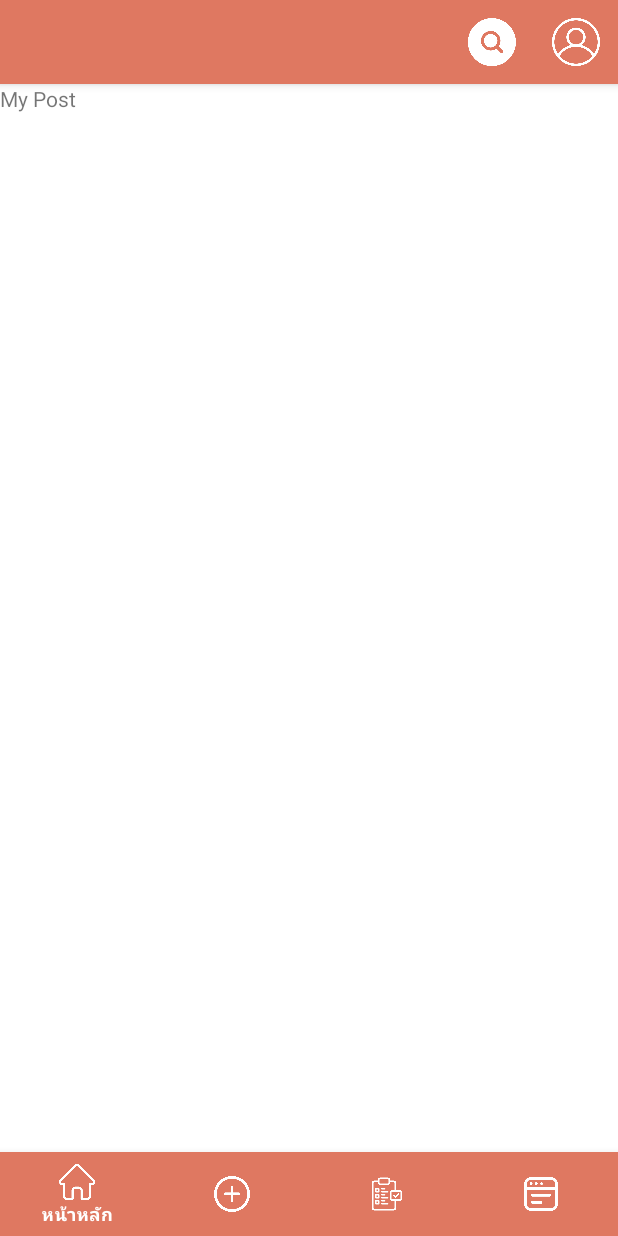
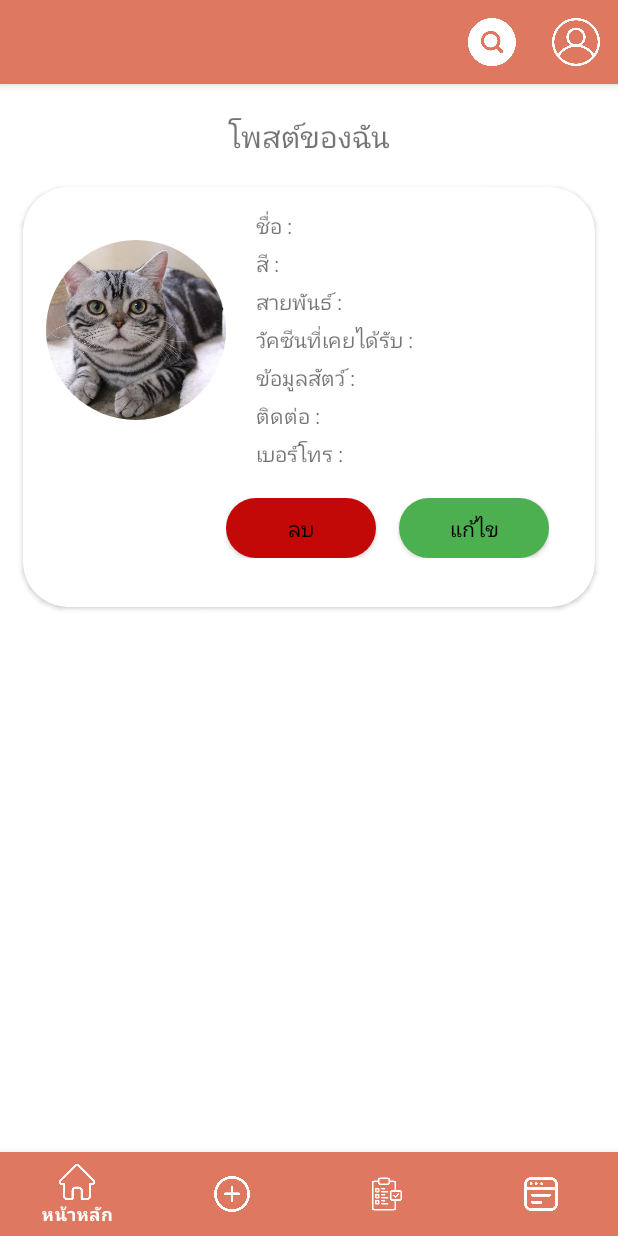
Before and after one commit to chaiyodcymg/koltin_mobile, an Android app: the fragment MyPostFragment placed in its activity, on a phone screen of 412 x 824 dp. Run offline under Robolectric (Android 15) with nearby library versions, the phone set to English and light mode, and no system bars; our stand-ins replace CircleImageView; pictures from the network do not load.

Commit message:
my post page

```diff
--- a/app/build.gradle
+++ b/app/build.gradle
@@ -45,6 +45,9 @@ dependencies {
     androidTestImplementation 'androidx.test.ext:junit:1.1.3'
     androidTestImplementation 'androidx.test.espresso:espresso-core:3.4.0'
 
+    //cardview
+    implementation "androidx.cardview:cardview:1.0.0"
+
     //ดึง API
     implementation 'com.squareup.retrofit2:retrofit:2.9.0'
     implementation 'com.squareup.retrofit2:converter-gson:2.9.0'
--- a/app/src/main/java/com/pac/kotlin_mobile/URL.kt
+++ b/app/src/main/java/com/pac/kotlin_mobile/URL.kt
@@ -1,5 +1,5 @@
 package com.pac.kotlin_mobile
 
 object URL {
-    var URL_API: String = "https://eb9f-202-12-97-145.jp.ngrok.io/"
+    var URL_API: String = "https://500d-202-28-118-92.jp.ngrok.io/"
 }
--- /dev/null
+++ b/app/src/main/res/drawable/round_green.xml
@@ -0,0 +1,6 @@
+<?xml version="1.0" encoding="utf-8"?>
+<shape xmlns:android="http://schemas.android.com/apk/res/android"
+    android:shape="rectangle">
+    <solid android:color="#4CAF50" />
+    <corners android:radius="20dp" />
+</shape>
--- /dev/null
+++ b/app/src/main/res/drawable/round_outline.xml
@@ -0,0 +1,6 @@
+<?xml version="1.0" encoding="utf-8"?>
+<shape xmlns:android="http://schemas.android.com/apk/res/android"
+    android:shape="rectangle">
+    <solid android:color="#C30808" />
+    <corners android:radius="20dp" />
+</shape>
--- a/app/src/main/res/layout/fragment_my_post.xml
+++ b/app/src/main/res/layout/fragment_my_post.xml
@@ -5,10 +5,130 @@
     android:layout_height="match_parent"
     tools:context=".MyPostFragment">
 
+<RelativeLayout
+    android:layout_width="match_parent"
+    android:layout_height="match_parent">
+    <TextView
+        android:id="@+id/myposttext"
+        android:layout_width="wrap_content"
+        android:layout_height="wrap_content"
+        android:text="โพสต์ของฉัน"
+        android:layout_centerHorizontal="true"
+        android:textSize="20sp"
+        android:layout_marginTop="20dp"
+        />
+    <androidx.cardview.widget.CardView
+        xmlns:card_view="http://schemas.android.com/apk/res-auto"
+        android:id="@+id/card_view"
+        android:layout_gravity="center"
+        android:layout_width="match_parent"
+        android:layout_height="280dp"
+        card_view:cardCornerRadius="30dp"
+        android:layout_below="@+id/myposttext"
+        android:layout_marginTop="20dp"
+        android:layout_marginLeft="15dp"
+        android:layout_marginRight="15dp"
+        >
+        <LinearLayout
+            android:layout_width="wrap_content"
+            android:layout_height="wrap_content"
+            android:orientation="horizontal"
+            >
+            <de.hdodenhof.circleimageview.CircleImageView
+                xmlns:app="http://schemas.android.com/apk/res-auto"
+                android:id="@+id/image_cat"
+                android:layout_marginTop="35dp"
+                android:layout_marginLeft="15dp"
+                android:layout_width="120dp"
+                android:layout_height="120dp"
+                android:src="@drawable/cat"
+                app:civ_border_color="#FF000000"/>
+            <LinearLayout
+                android:layout_width="230dp"
+                android:layout_height="wrap_content"
+                android:orientation="vertical"
+                android:id="@+id/card"
+               >
+                <TextView
+                    android:id="@+id/cat_name"
+                    android:layout_marginTop="15dp"
+                    android:layout_marginLeft="20dp"
+                    android:layout_width="match_parent"
+                    android:layout_height="match_parent"
+                    android:text="ชื่อ :"/>
+                <TextView
+                    android:id="@+id/cat_color"
+                    android:layout_marginTop="5dp"
+                    android:layout_marginLeft="20dp"
+                    android:layout_width="match_parent"
+                    android:layout_height="match_parent"
+                    android:text="สี :"/>
+                <TextView
+                    android:id="@+id/cat_species"
+                    android:layout_marginTop="5dp"
+                    android:layout_marginLeft="20dp"
+                    android:layout_width="match_parent"
+                    android:layout_height="match_parent"
+                    android:text="สายพันธ์ :"/>
+                <TextView
+                    android:id="@+id/cat_vacine"
+                    android:layout_marginTop="5dp"
+                    android:layout_marginLeft="20dp"
+                    android:layout_width="match_parent"
+                    android:layout_height="match_parent"
+                    android:text="วัคซีนที่เคยได้รับ :"/>
+                <TextView
+                    android:id="@+id/cat_info"
+                    android:layout_marginTop="5dp"
+                    android:layout_marginLeft="20dp"
+                    android:layout_width="match_parent"
+                    android:layout_height="match_parent"
+                    android:text="ข้อมูลสัตว์ :"/>
+                <TextView
+                    android:id="@+id/cat_contact"
+                    android:layout_marginTop="5dp"
+                    android:layout_marginLeft="20dp"
+                    android:layout_width="match_parent"
+                    android:layout_height="match_parent"
+                    android:text="ติดต่อ :"/>
+                <TextView
+                    android:id="@+id/cat_phone"
+                    android:layout_marginTop="5dp"
+                    android:layout_marginLeft="20dp"
+                    android:layout_width="match_parent"
+                    android:layout_height="match_parent"
+                    android:text="เบอร์โทร :"/>
+                <LinearLayout
+                    android:layout_width="wrap_content"
+                    android:layout_height="wrap_content"
+                    android:orientation="horizontal"
+                    android:layout_marginTop="20dp"
+                    >
+                    <androidx.appcompat.widget.AppCompatButton
+                        android:id="@+id/delete_post"
+                        android:layout_width="100dp"
+                        android:layout_height="40dp"
+                        android:textColor="@color/black"
+                        android:background="@drawable/round_outline"
+                        android:text="ลบ">
+                    </androidx.appcompat.widget.AppCompatButton>
+                    <androidx.appcompat.widget.AppCompatButton
+                        android:id="@+id/edit_post"
+                        android:layout_width="100dp"
+                        android:layout_height="40dp"
+                        android:layout_marginLeft="15dp"
+                        android:textColor="@color/black"
+                        android:background="@drawable/round_green"
+                        android:text="แก้ไข">
+                    </androidx.appcompat.widget.AppCompatButton>
+                </LinearLayout>
+            </LinearLayout>
+        </LinearLayout>
 
-    <TextView
-        android:layout_width="match_parent"
-        android:layout_height="match_parent"
-        android:text="My Post" />
+    </androidx.cardview.widget.CardView>
+
+</RelativeLayout>
+
+
 
 </FrameLayout>
```
Also changed, not shown: app/src/main/res/drawable/cat.jpg (added), app/src/main/res/drawable/cat1.jpg (added).
